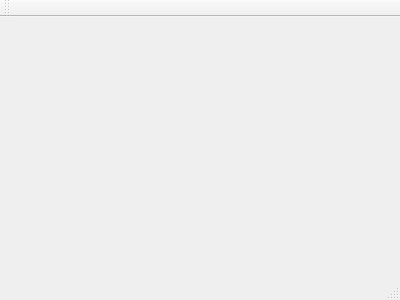
The window that menu.ui (cassiopea666/InformationSecurity) describes before a commit, drawn with Qt 5.
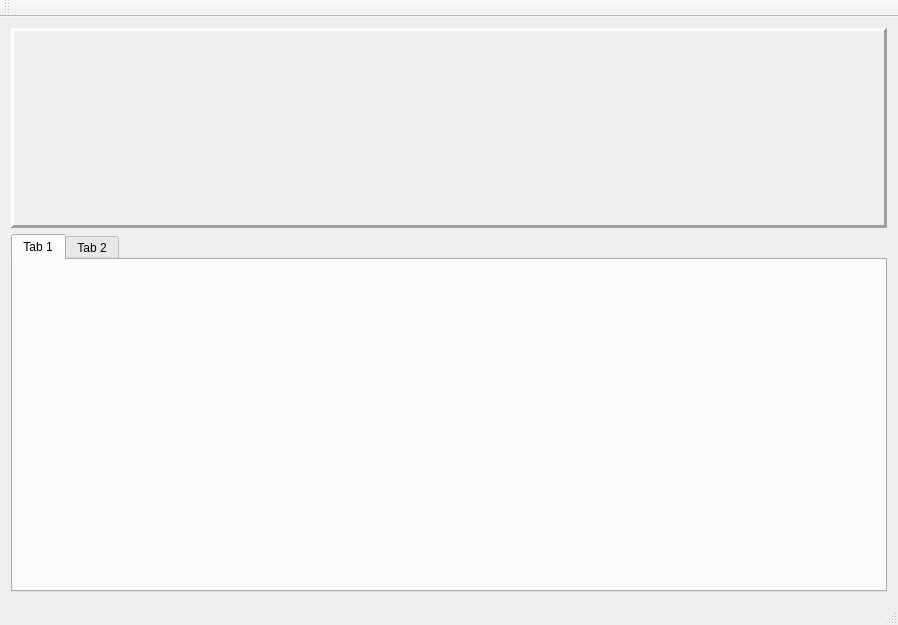
The same window after the commit.

What changed in the file:
```diff
--- a/menu.ui
+++ b/menu.ui
@@ -1,24 +1,78 @@
 <ui version="4.0">
  <class>Menu</class>
- <widget class="QMainWindow" name="Menu" >
-  <property name="geometry" >
+ <widget class="QMainWindow" name="Menu">
+  <property name="geometry">
    <rect>
     <x>0</x>
     <y>0</y>
-    <width>400</width>
-    <height>300</height>
+    <width>898</width>
+    <height>625</height>
    </rect>
   </property>
   <property name="windowTitle" >
    <string>Menu</string>
   </property>
-  <widget class="QMenuBar" name="menuBar" />
-  <widget class="QToolBar" name="mainToolBar" />
-  <widget class="QWidget" name="centralWidget" />
-  <widget class="QStatusBar" name="statusBar" />
+  <widget class="QWidget" name="centralWidget">
+   <layout class="QGridLayout" name="gridLayout">
+    <item row="1" column="0">
+     <widget class="QTabWidget" name="tabWidget">
+      <widget class="QWidget" name="tab">
+       <attribute name="title">
+        <string>Tab 1</string>
+       </attribute>
+      </widget>
+      <widget class="QWidget" name="tab_2">
+       <attribute name="title">
+        <string>Tab 2</string>
+       </attribute>
+      </widget>
+     </widget>
+    </item>
+    <item row="0" column="0">
+     <widget class="QFrame" name="frame">
+      <property name="minimumSize">
+       <size>
+        <width>0</width>
+        <height>200</height>
+       </size>
+      </property>
+      <property name="autoFillBackground">
+       <bool>false</bool>
+      </property>
+      <property name="frameShape">
+       <enum>QFrame::Panel</enum>
+      </property>
+      <property name="frameShadow">
+       <enum>QFrame::Raised</enum>
+      </property>
+      <property name="lineWidth">
+       <number>3</number>
+      </property>
+     </widget>
+    </item>
+   </layout>
+  </widget>
+  <widget class="QMenuBar" name="menuBar">
+   <property name="geometry">
+    <rect>
+     <x>0</x>
+     <y>0</y>
+     <width>898</width>
+     <height>21</height>
+    </rect>
+   </property>
+  </widget>
+  <widget class="QToolBar" name="mainToolBar">
+   <attribute name="toolBarArea">
+    <enum>TopToolBarArea</enum>
+   </attribute>
+   <attribute name="toolBarBreak">
+    <bool>false</bool>
+   </attribute>
+  </widget>
+  <widget class="QStatusBar" name="statusBar"/>
  </widget>
- <layoutDefault spacing="6" margin="11" />
- <pixmapfunction></pixmapfunction>
+ <layoutdefault spacing="6" margin="11"/>
  <resources/>
  <connections/>
 </ui>
```
Left out of the diff: 3 changed lines with no effect on the pictures.
